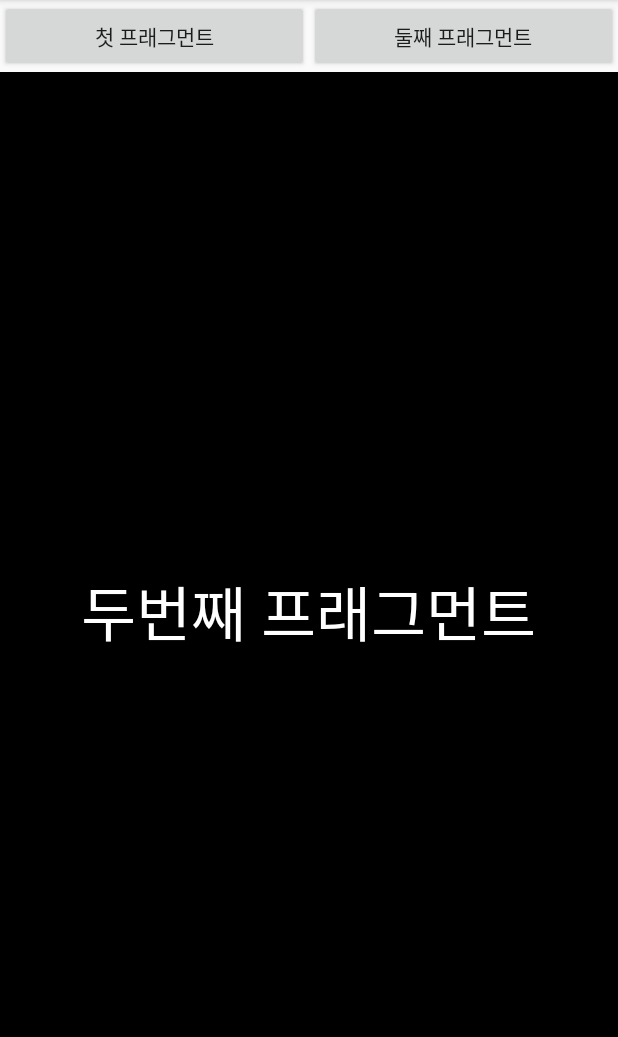
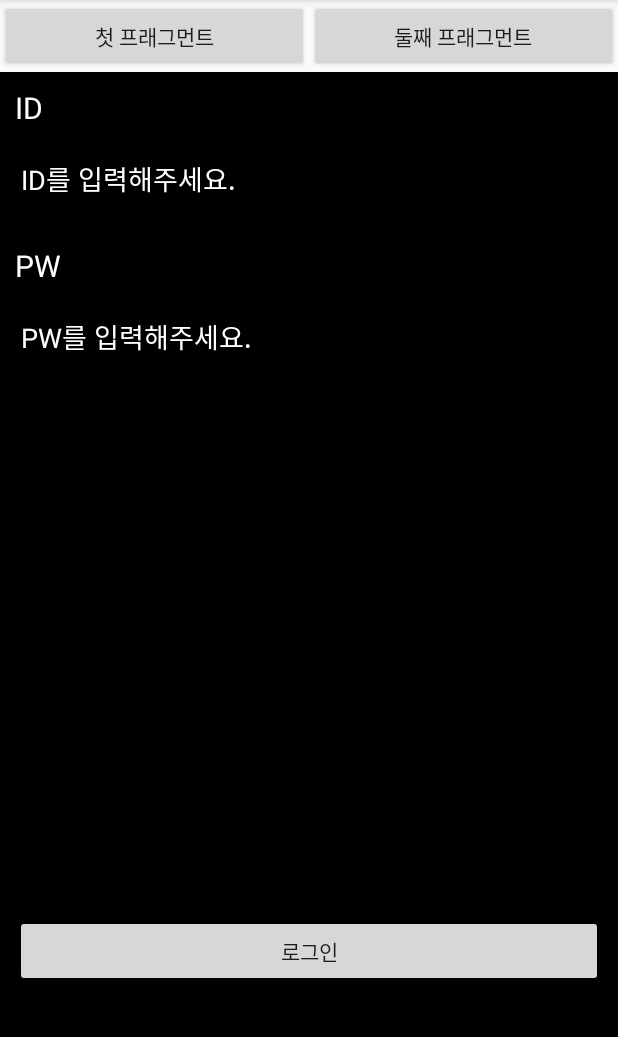
Before and after one commit to kbh3307/20200319_01_Fragment01, an Android app: the screen it shows after launch (MainActivity), after a tap on "둘째 프래그먼트", on a phone screen of 412 x 824 dp, the part 84-1121 px from its top. Run offline under Robolectric (Android 15) with nearby library versions, the phone set to English and light mode, and no system bars; our stand-ins replace data binding.

Commit message:
두번째 프래그먼트 완성 - values패키지에서 colors, strings 활용

```diff
--- a/app/src/main/java/kr/co/tjoeun/a20200319_01_fragment01/fragments/SecondFragment.java
+++ b/app/src/main/java/kr/co/tjoeun/a20200319_01_fragment01/fragments/SecondFragment.java
@@ -4,23 +4,55 @@ import android.os.Bundle;
 import android.view.LayoutInflater;
 import android.view.View;
 import android.view.ViewGroup;
+import android.widget.Toast;
 
 import androidx.annotation.NonNull;
 import androidx.annotation.Nullable;
+import androidx.databinding.DataBindingUtil;
 import androidx.fragment.app.Fragment;
 
 import kr.co.tjoeun.a20200319_01_fragment01.R;
+import kr.co.tjoeun.a20200319_01_fragment01.databinding.FragmentSecondBinding;
 
 public class SecondFragment extends Fragment {
+
+    FragmentSecondBinding binding = null;
 
     @Nullable
     @Override
     public View onCreateView(@NonNull LayoutInflater inflater, @Nullable ViewGroup container, @Nullable Bundle savedInstanceState) {
-        return inflater.inflate(R.layout.fragment_second, container, false);
+        binding = DataBindingUtil.inflate(inflater, R.layout.fragment_second, container, false);
+        return binding.getRoot();
     }
 
     @Override
     public void onActivityCreated(@Nullable Bundle savedInstanceState) {
         super.onActivityCreated(savedInstanceState);
+
+
+
+        binding.loginBtn.setOnClickListener(new View.OnClickListener() {
+            @Override
+            public void onClick(View v) {
+
+                String idStr = binding.idEdt.getText().toString();
+                String pwStr = binding.pwEdt.getText().toString();
+                String id = "admin";
+                String pw = "asdf1234";
+
+                if(idStr.equals(id) && pwStr.equals(pw)){
+                    Toast.makeText(getActivity(), "관리자 로그인!", Toast.LENGTH_SHORT).show();
+                }
+                else if(!idStr.equals(id) && pwStr.equals(pw)){
+                    Toast.makeText(getActivity(), "잘못된 아이디입니다.", Toast.LENGTH_SHORT).show();
+                }
+                else if(idStr.equals(id) && !pwStr.equals(pw)){
+                    Toast.makeText(getActivity(), "비번이 틀렸습니다.", Toast.LENGTH_SHORT).show();
+                }
+                else{
+                    Toast.makeText(getActivity(), "잘못된 사용자 정보입니다.", Toast.LENGTH_SHORT).show();
+                }
+            }
+        });
     }
 }
--- a/app/src/main/res/layout/fragment_second.xml
+++ b/app/src/main/res/layout/fragment_second.xml
@@ -1,17 +1,59 @@
 <?xml version="1.0" encoding="utf-8"?>
+<layout>
     <LinearLayout xmlns:android="http://schemas.android.com/apk/res/android"
         android:layout_width="match_parent"
         android:layout_height="match_parent"
         android:orientation="vertical"
-    android:gravity="center"
+        android:padding="10dp"
         android:background="#000000">
 
         <TextView
             android:layout_width="wrap_content"
             android:layout_height="wrap_content"
-        android:text="두번째 프래그먼트"
-        android:textColor="#FFFFFF"
-        android:textSize="40sp"/>
+            android:text="ID"
+            android:textSize="20sp"
+            android:textColor="@color/lightWhite"/>
+
+        <EditText
+            android:id="@+id/idEdt"
+            android:layout_marginTop="10dp"
+            android:layout_width="match_parent"
+            android:layout_height="wrap_content"
+            android:singleLine="true"
+            android:hint="ID를 입력해주세요."
+            android:textColorHint="@color/lightWhite"
+            android:textColor="@color/lightWhite"/>
+
+        <TextView
+            android:layout_marginTop="20dp"
+            android:layout_width="wrap_content"
+            android:layout_height="wrap_content"
+            android:text="@string/password"
+            android:textSize="20sp"
+            android:textColor="@color/lightWhite"/>
+
+        <EditText
+            android:id="@+id/pwEdt"
+            android:layout_marginTop="10dp"
+            android:layout_width="match_parent"
+            android:layout_height="wrap_content"
+            android:inputType="textPassword"
+            android:hint="PW를 입력해주세요."
+            android:textColorHint="@color/lightWhite"
+            android:textColor="@color/lightWhite"/>
+
+        <TextView
+            android:layout_width="match_parent"
+            android:layout_height="0dp"
+            android:layout_weight="1"/>
+
+        <Button
+            android:id="@+id/loginBtn"
+            android:layout_marginBottom="100dp"
+            android:layout_width="match_parent"
+            android:layout_height="wrap_content"
+            android:text="로그인"/>
 
 
     </LinearLayout>
+</layout>
--- a/app/src/main/res/values/colors.xml
+++ b/app/src/main/res/values/colors.xml
@@ -3,4 +3,6 @@
     <color name="colorPrimary">#6200EE</color>
     <color name="colorPrimaryDark">#3700B3</color>
     <color name="colorAccent">#03DAC5</color>
+
+    <color name="lightWhite">#FFFFFF</color>
 </resources>
--- a/app/src/main/res/values/strings.xml
+++ b/app/src/main/res/values/strings.xml
@@ -1,3 +1,5 @@
 <resources>
     <string name="app_name">20200319_01_Fragment01</string>
+
+    <string name="password">PW</string>
 </resources>
```
Lines whose indentation alone changed are shown as unchanged.
